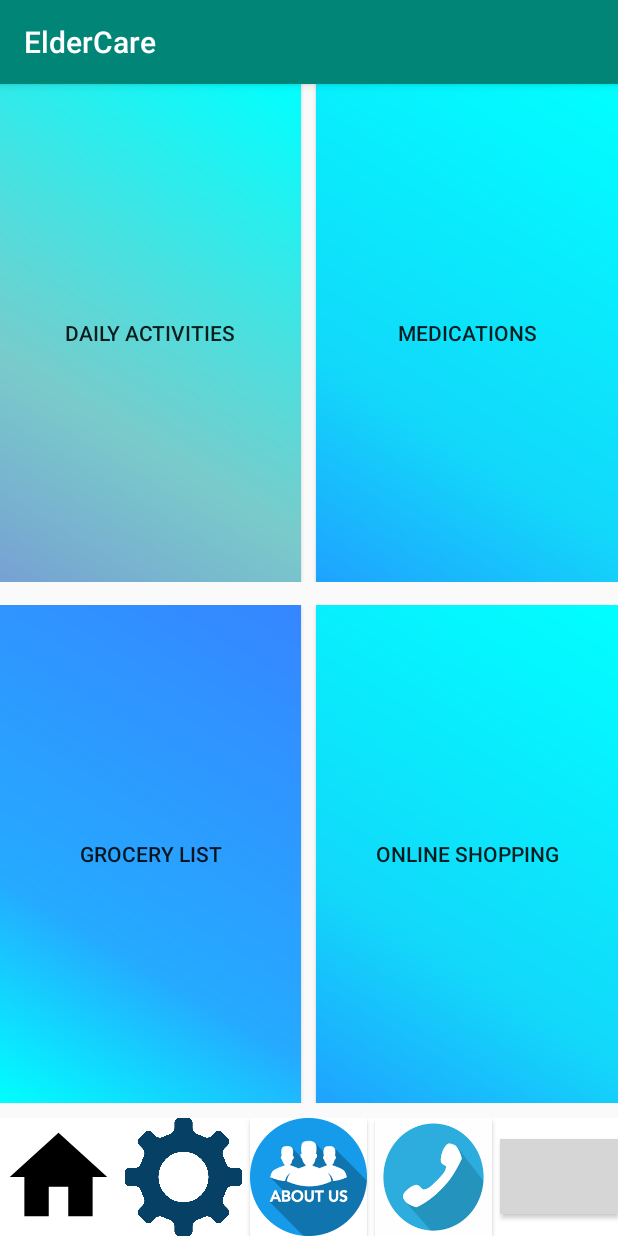
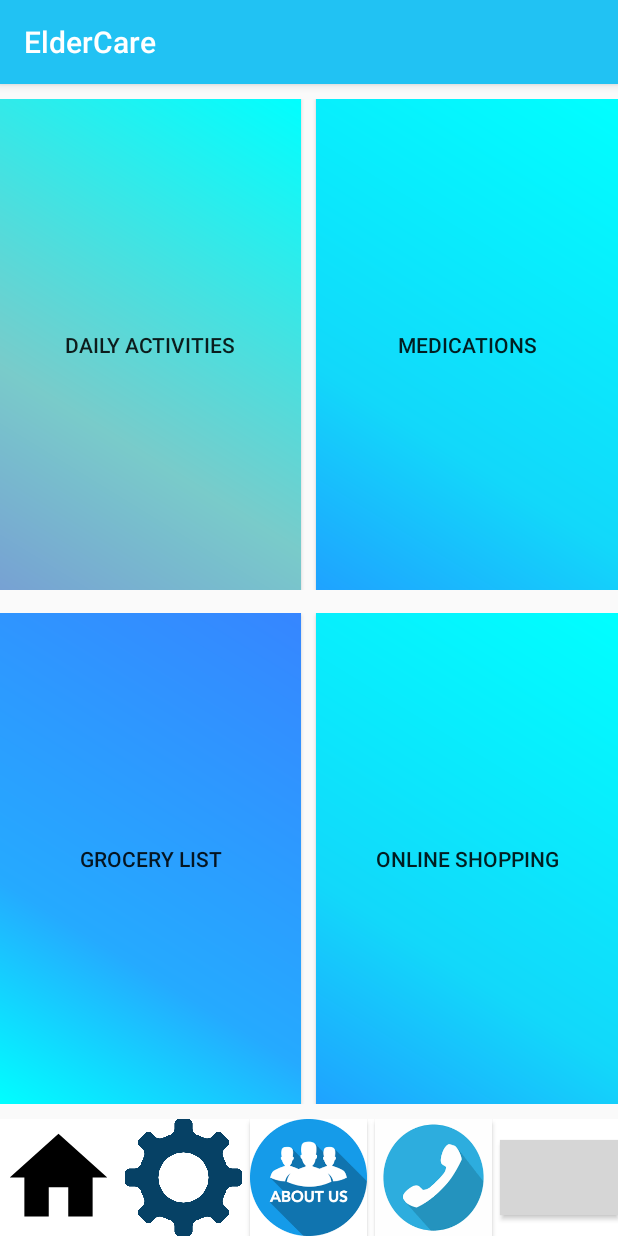
Before and after one commit to arif46ju/Elder-Care, an Android app: the screen it shows after launch (MainActivity), on a phone screen of 412 x 824 dp. Run offline under Robolectric (Android 15) with nearby library versions, the phone set to English and light mode, and no system bars; grey boxes are pictures that could not be loaded.

Commit message:
title-bar color change

```diff
--- a/app/src/main/res/layout/activity_main.xml
+++ b/app/src/main/res/layout/activity_main.xml
@@ -17,6 +17,7 @@
        android:layout_height="wrap_content"
        android:orientation="horizontal"
        android:layout_marginBottom="15dp"
+       android:layout_marginTop="10dp"
        >
 
        <Button
--- a/app/src/main/res/values/colors.xml
+++ b/app/src/main/res/values/colors.xml
@@ -1,6 +1,6 @@
 <?xml version="1.0" encoding="utf-8"?>
 <resources>
-    <color name="colorPrimary">#008577</color>
-    <color name="colorPrimaryDark">#00574B</color>
+    <color name="colorPrimary">#21C2F3</color>
+    <color name="colorPrimaryDark">#B403C4F4</color>
     <color name="colorAccent">#D81B60</color>
 </resources>
```
